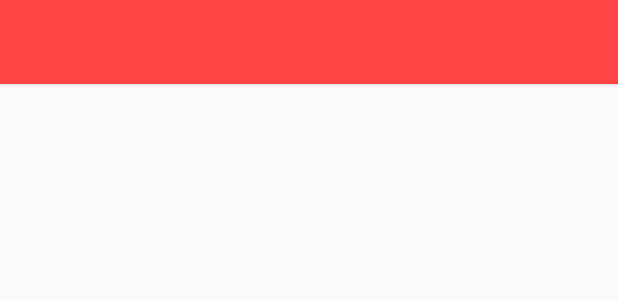
After one commit to georgepaw/BusinessIncAndroid, an Android app: the layout fragment_home_page.xml on its own in the app's theme, with its tools: preview values and no code run, on a phone screen of 412 x 824 dp. The commit adds this screen. Shown: the top 300 px of the screen. Run offline under Robolectric (Android 15) with nearby library versions, the phone set to English and light mode, and no system bars.

Commit message:
Continue work on navigation drawer
Home page now includes navigation drawer
Has broken other bits in mean time
Work continues...

```diff
--- a/Bath Touch/app/src/main/java/company/businessinc/bathtouch/MainActivity.java
+++ b/Bath Touch/app/src/main/java/company/businessinc/bathtouch/MainActivity.java
@@ -43,7 +43,7 @@ public class MainActivity extends ActionBarActivity implements UserLoginInterfac
     }
 
     public void login_as_anonymous(View view) {
-        Intent intent = new Intent(this, HomePageActivity.class);
+        Intent intent = new Intent(this, NavigationActivity.class);
         startActivity(intent);
     }
 
--- /dev/null
+++ b/Bath Touch/app/src/main/res/layout/fragment_home_page.xml
@@ -0,0 +1,33 @@
+<FrameLayout xmlns:android="http://schemas.android.com/apk/res/android"
+    xmlns:tools="http://schemas.android.com/tools" android:layout_width="match_parent"
+    android:layout_height="match_parent"
+    tools:context="company.businessinc.bathtouch.HomePageFragment">
+
+    <RelativeLayout
+        android:layout_width="match_parent"
+        android:layout_height="match_parent">
+
+        <android.support.v7.widget.Toolbar
+            android:id="@+id/toolbar_home_screen"
+            android:layout_width="match_parent"
+            android:layout_height="wrap_content"
+            android:layout_alignParentTop="true"
+            android:background="?attr/colorPrimary"
+            android:elevation="2dp"
+            android:minHeight="?attr/actionBarSize" />
+
+
+
+        <android.support.v7.widget.RecyclerView
+            android:id="@+id/home_page_cards_recycle"
+            android:layout_width="match_parent"
+            android:layout_height="fill_parent"
+            android:layout_below="@id/toolbar_home_screen"
+            android:clickable="false"
+            android:scrollbars="vertical"
+            />
+
+
+    </RelativeLayout>
+
+</FrameLayout>
```
Also changed, not shown: Bath Touch/app/src/main/java/company/businessinc/bathtouch/HomePageFragment.java (added, +113 -0 lines), Bath Touch/app/src/main/java/company/businessinc/bathtouch/NavigationActivity.java (+35 -66 lines), Bath Touch/app/src/main/java/company/businessinc/bathtouch/NavigationDrawerFragment.java (+28 -25 lines), Bath Touch/app/src/main/res/values/strings.xml (+7 -6 lines).
